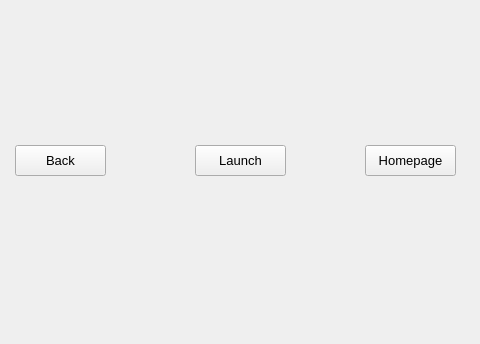
Qt form qt_cuacs_UI/mainwindow.ui (kalebtesfay/Animal_Shelter_System) before a commit; both pictures show x 205 to 685 and y 262 to 606 of the 903 by 606 pixel window.
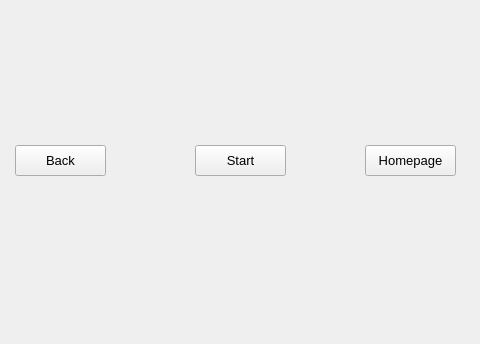
The same form after that commit. The open tabs and pages were chosen to show the change.

The edit to the form file:
```diff
--- a/qt_cuacs_UI/mainwindow.ui
+++ b/qt_cuacs_UI/mainwindow.ui
@@ -3363,7 +3363,7 @@
        </font>
       </property>
       <property name="text">
-       <string>Launch</string>
+       <string>Start</string>
       </property>
      </widget>
      <widget class="QLabel" name="label_64">
```
